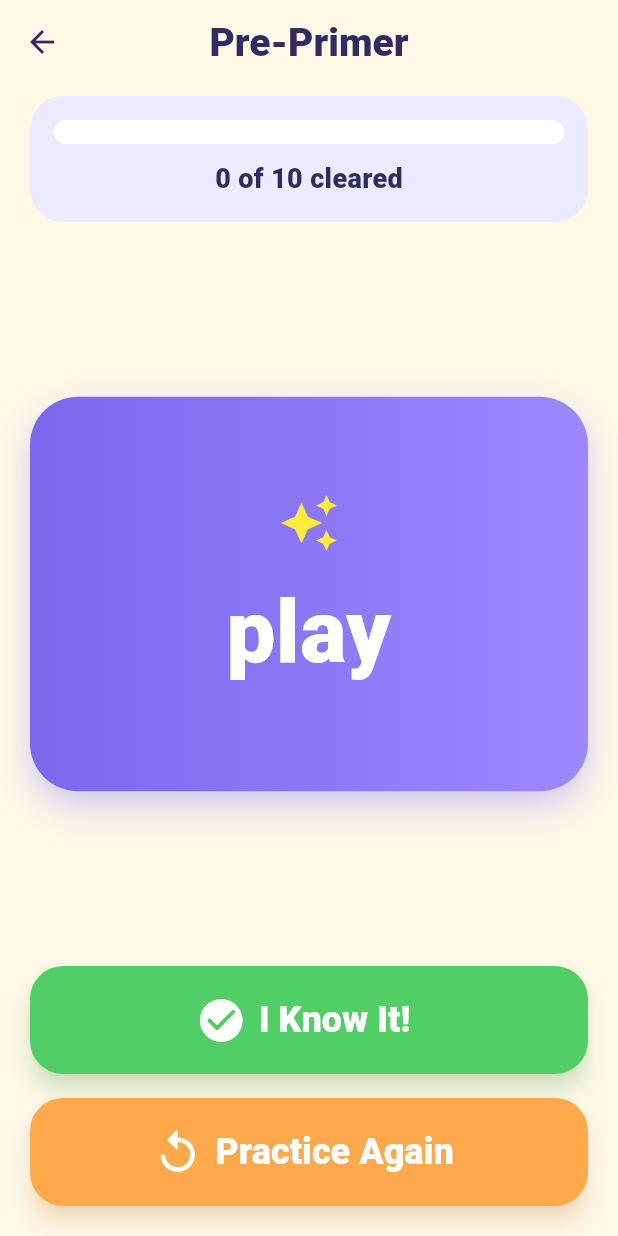
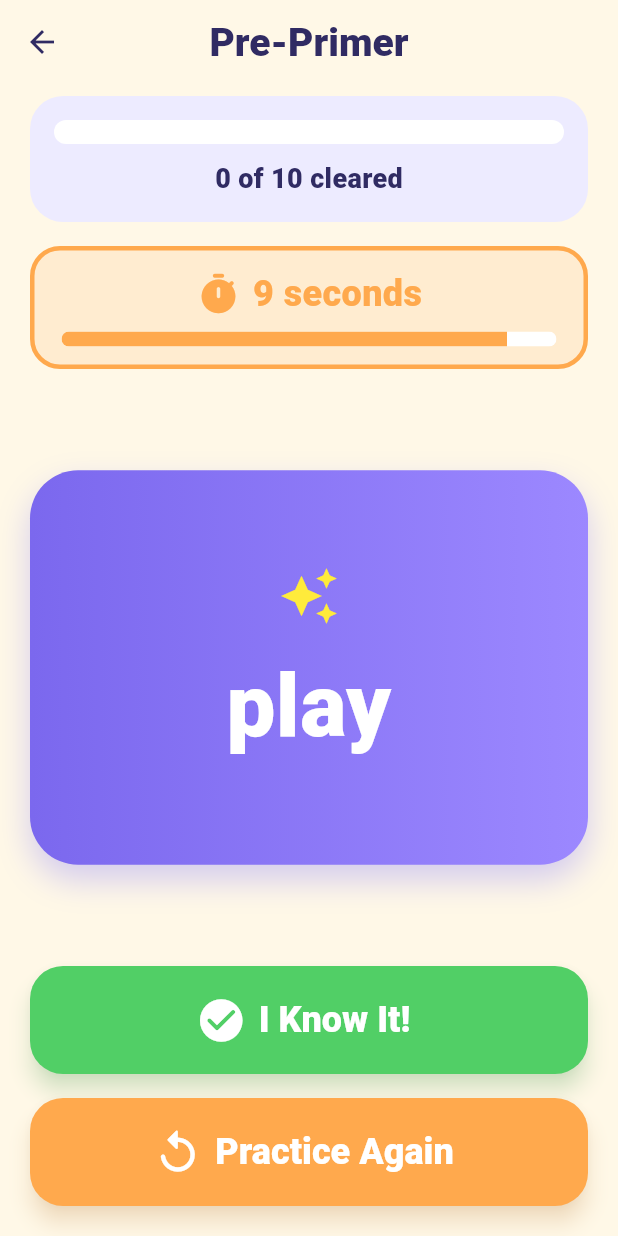
Before and after one commit to klkirk09/4150-Sight-Word-Flash, a Flutter app: the screen it shows after launch, after a tap on "Pre-Primer", on a phone screen of 412 x 824 dp. Run offline on Flutter 3.47's test engine with Material 3 defaults, Android fonts, the phone set to English and light mode, and no system bars; our stand-ins replace shared_preferences.

Commit message:
Added a timer functionality to each card in  game_screen's logic

```diff
--- a/lib/screens/game_screen.dart
+++ b/lib/screens/game_screen.dart
@@ -1,3 +1,4 @@
+import 'dart:async';
 import 'dart:math';
 
 import 'package:flutter/material.dart';
@@ -20,15 +21,22 @@ class GameScreen extends StatefulWidget {
 }
 
 class _GameScreenState extends State<GameScreen> {
+  static const int secondsPerWord = 10;
+
   late final List<String> originalWords;
   late final List<String> wordQueue;
 
   final Set<String> practicedWords = {};
   final ScoreService scoreService = ScoreService();
 
+  Timer? wordTimer;
+
+  int secondsRemaining = secondsPerWord;
   int clearedWords = 0;
   int firstTryCorrect = 0;
+
   bool isProcessingTap = false;
+  bool roundComplete = false;
 
   @override
   void initState() {
@@ -39,14 +47,42 @@ class _GameScreenState extends State<GameScreen> {
 
     originalWords = words.take(10).toList();
     wordQueue = List<String>.from(originalWords);
+
+    _startWordTimer();
+  }
+
+  void _startWordTimer() {
+    wordTimer?.cancel();
+
+    secondsRemaining = secondsPerWord;
+
+    wordTimer = Timer.periodic(
+      const Duration(seconds: 1),
+          (timer) {
+        if (!mounted || roundComplete) {
+          timer.cancel();
+          return;
+        }
+
+        if (secondsRemaining > 1) {
+          setState(() {
+            secondsRemaining--;
+          });
+        } else {
+          timer.cancel();
+          _handleTimeExpired();
+        }
+      },
+    );
   }
 
   Future<void> _handleKnowIt() async {
-    if (isProcessingTap || wordQueue.isEmpty) {
+    if (isProcessingTap || wordQueue.isEmpty || roundComplete) {
       return;
     }
 
     isProcessingTap = true;
+    wordTimer?.cancel();
 
     final currentWord = wordQueue.first;
 
@@ -60,34 +96,64 @@ class _GameScreenState extends State<GameScreen> {
     });
 
     if (wordQueue.isEmpty) {
+      roundComplete = true;
       await _showRoundComplete();
       return;
     }
 
-    if (mounted) {
-      setState(() {
-        isProcessingTap = false;
-      });
+    if (!mounted) {
+      return;
     }
+
+    setState(() {
+      isProcessingTap = false;
+    });
+
+    _startWordTimer();
   }
 
   void _handlePracticeAgain() {
-    if (isProcessingTap || wordQueue.isEmpty) {
+    if (isProcessingTap || wordQueue.isEmpty || roundComplete) {
+      return;
+    }
+
+    isProcessingTap = true;
+    wordTimer?.cancel();
+
+    _moveCurrentWordToBack();
+  }
+
+  void _handleTimeExpired() {
+    if (isProcessingTap || wordQueue.isEmpty || roundComplete) {
       return;
     }
 
     isProcessingTap = true;
 
+    _moveCurrentWordToBack();
+  }
+
+  void _moveCurrentWordToBack() {
     final currentWord = wordQueue.removeAt(0);
+
     practicedWords.add(currentWord);
     wordQueue.add(currentWord);
 
+    if (!mounted) {
+      return;
+    }
+
     setState(() {
       isProcessingTap = false;
+      secondsRemaining = secondsPerWord;
     });
+
+    _startWordTimer();
   }
 
   Future<void> _showRoundComplete() async {
+    wordTimer?.cancel();
+
     final score = ((firstTryCorrect / originalWords.length) * 100).round();
 
     final scoreRecord = ScoreRecord(
@@ -119,9 +185,20 @@ class _GameScreenState extends State<GameScreen> {
   }
 
   @override
+  void dispose() {
+    wordTimer?.cancel();
+    super.dispose();
+  }
+
+  @override
   Widget build(BuildContext context) {
     final currentWord = wordQueue.isEmpty ? '' : wordQueue.first;
-    final progress = clearedWords / originalWords.length;
+    final roundProgress = clearedWords / originalWords.length;
+    final timerProgress = secondsRemaining / secondsPerWord;
+
+    final timerColor = secondsRemaining <= 3
+        ? const Color(0xFFFF6B6B)
+        : const Color(0xFFFFA94D);
 
     return Scaffold(
       appBar: AppBar(
@@ -145,7 +222,7 @@ class _GameScreenState extends State<GameScreen> {
                     ClipRRect(
                       borderRadius: BorderRadius.circular(20),
                       child: LinearProgressIndicator(
-                        value: progress,
+                        value: roundProgress,
                         minHeight: 16,
                         backgroundColor: Colors.white,
                         color: const Color(0xFF6C63FF),
@@ -158,6 +235,55 @@ class _GameScreenState extends State<GameScreen> {
                         fontSize: 18,
                         fontWeight: FontWeight.w800,
                         color: Color(0xFF302B63),
+                      ),
+                    ),
+                  ],
+                ),
+              ),
+              const SizedBox(height: 16),
+              Container(
+                width: double.infinity,
+                padding: const EdgeInsets.symmetric(
+                  horizontal: 18,
+                  vertical: 12,
+                ),
+                decoration: BoxDecoration(
+                  color: timerColor.withValues(alpha: 0.15),
+                  borderRadius: BorderRadius.circular(20),
+                  border: Border.all(
+                    color: timerColor,
+                    width: 3,
+                  ),
+                ),
+                child: Column(
+                  children: [
+                    Row(
+                      mainAxisAlignment: MainAxisAlignment.center,
+                      children: [
+                        Icon(
+                          Icons.timer_rounded,
+                          color: timerColor,
+                          size: 30,
+                        ),
+                        const SizedBox(width: 8),
+                        Text(
+                          '$secondsRemaining seconds',
+                          style: TextStyle(
+                            fontSize: 24,
+                            fontWeight: FontWeight.w900,
+                            color: timerColor,
+                          ),
+                        ),
+                      ],
+                    ),
+                    const SizedBox(height: 8),
+                    ClipRRect(
+                      borderRadius: BorderRadius.circular(20),
+                      child: LinearProgressIndicator(
+                        value: timerProgress,
+                        minHeight: 10,
+                        backgroundColor: Colors.white,
+                        color: timerColor,
                       ),
                     ),
                   ],
@@ -180,7 +306,9 @@ class _GameScreenState extends State<GameScreen> {
                   borderRadius: BorderRadius.circular(32),
                   boxShadow: [
                     BoxShadow(
-                      color: const Color(0xFF6C63FF).withValues(alpha: 0.3),
+                      color: const Color(
+                        0xFF6C63FF,
+                      ).withValues(alpha: 0.3),
                       blurRadius: 18,
                       offset: const Offset(0, 10),
                     ),
@@ -216,8 +344,9 @@ class _GameScreenState extends State<GameScreen> {
                     backgroundColor: const Color(0xFF51CF66),
                     foregroundColor: Colors.white,
                     elevation: 6,
-                    shadowColor:
-                    const Color(0xFF51CF66).withValues(alpha: 0.4),
+                    shadowColor: const Color(
+                      0xFF51CF66,
+                    ).withValues(alpha: 0.4),
                   ),
                   icon: const Icon(
                     Icons.check_circle_rounded,
@@ -243,8 +372,9 @@ class _GameScreenState extends State<GameScreen> {
                     backgroundColor: const Color(0xFFFFA94D),
                     foregroundColor: Colors.white,
                     elevation: 6,
-                    shadowColor:
-                    const Color(0xFFFFA94D).withValues(alpha: 0.4),
+                    shadowColor: const Color(
+                      0xFFFFA94D,
+                    ).withValues(alpha: 0.4),
                   ),
                   icon: const Icon(
                     Icons.replay_rounded,
```
